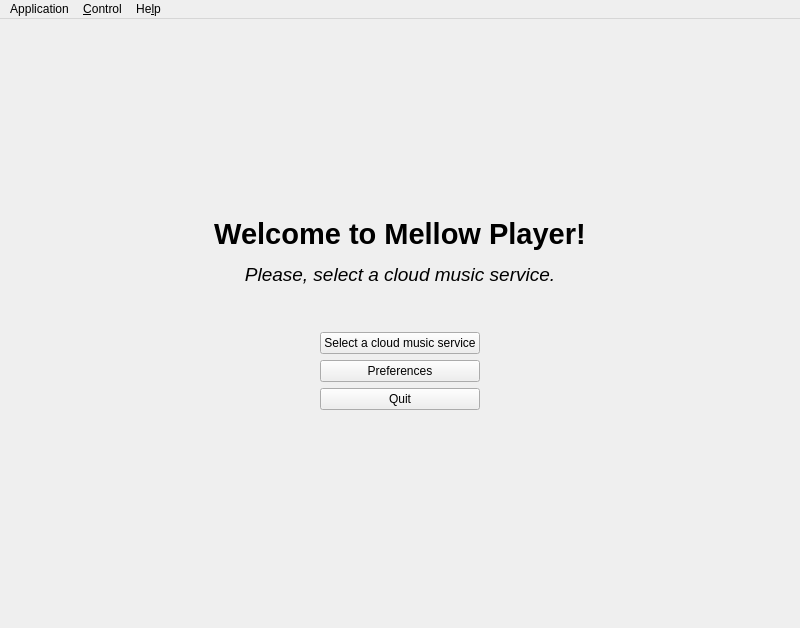
Old version of the form app/mainwindow.ui in the repository ColinDuquesnoy/MellowPlayer.
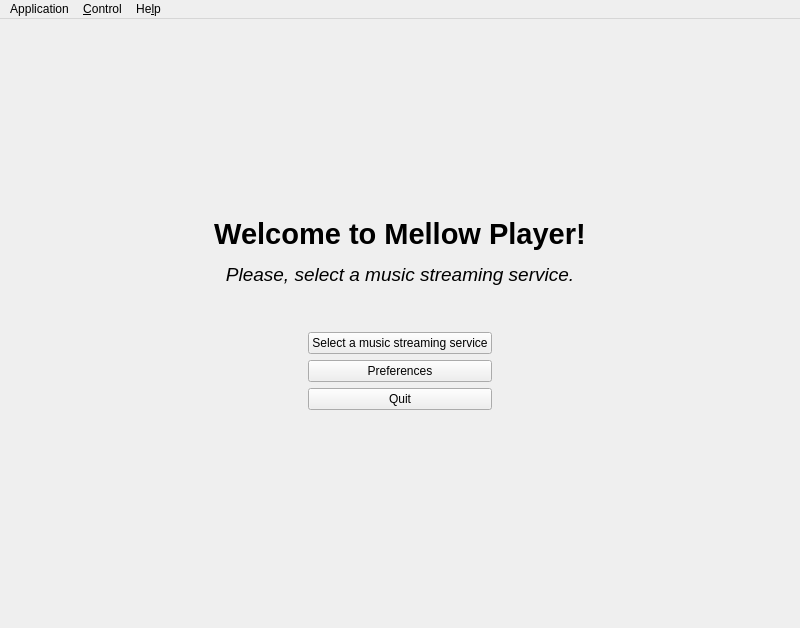
New version of the form. The open tabs and pages were chosen to show the change. Icons and pictures are not drawn. Custom widgets are drawn as their Qt base class.

Commit message: Rename ICloudService to IStreamingServiceIntegration

The edit to the form file:
```diff
--- a/app/mainwindow.ui
+++ b/app/mainwindow.ui
@@ -50,7 +50,7 @@
         <item row="1" column="1">
          <widget class="QLabel" name="label">
           <property name="text">
-           <string>&lt;html&gt;&lt;head/&gt;&lt;body&gt;&lt;p align=&quot;center&quot;&gt;&lt;img src=&quot;:/icons/mellowplayer.png&quot;/&gt;&lt;/p&gt;&lt;p align=&quot;center&quot;&gt;&lt;span style=&quot; font-size:22pt; font-weight:600;&quot;&gt;Welcome to Mellow Player!&lt;/span&gt;&lt;/p&gt;&lt;p align=&quot;center&quot;&gt;&lt;span style=&quot; font-size:14pt; font-style:italic;&quot;&gt;Please, select a cloud music service.&lt;/span&gt;&lt;/p&gt;&lt;p align=&quot;center&quot;&gt;&lt;br/&gt;&lt;/p&gt;&lt;/body&gt;&lt;/html&gt;</string>
+           <string>&lt;html&gt;&lt;head/&gt;&lt;body&gt;&lt;p align=&quot;center&quot;&gt;&lt;img src=&quot;:/icons/mellowplayer.png&quot;/&gt;&lt;/p&gt;&lt;p align=&quot;center&quot;&gt;&lt;span style=&quot; font-size:22pt; font-weight:600;&quot;&gt;Welcome to Mellow Player!&lt;/span&gt;&lt;/p&gt;&lt;p align=&quot;center&quot;&gt;&lt;span style=&quot; font-size:14pt; font-style:italic;&quot;&gt;Please, select a music streaming service.&lt;/span&gt;&lt;/p&gt;&lt;p align=&quot;center&quot;&gt;&lt;br/&gt;&lt;/p&gt;&lt;/body&gt;&lt;/html&gt;</string>
           </property>
          </widget>
         </item>
@@ -167,7 +167,7 @@
              </sizepolicy>
             </property>
             <property name="text">
-             <string>Select a cloud music service</string>
+             <string>Select a music streaming service</string>
             </property>
             <property name="icon">
              <iconset resource="mellowplayer.qrc">
```
Left out of the diff: 6 changed lines with no effect on the pictures. The commit also changes 24 other files.
